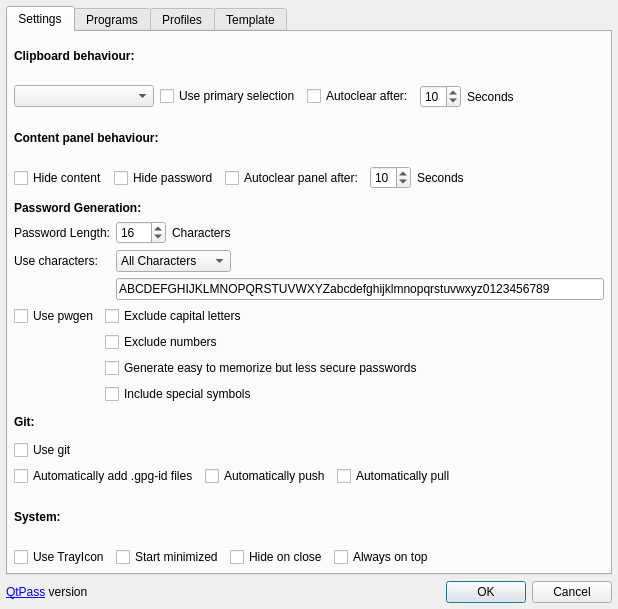
Before: the Qt Designer form src/configdialog.ui in IJHack/QtPass, drawn with Qt 5.
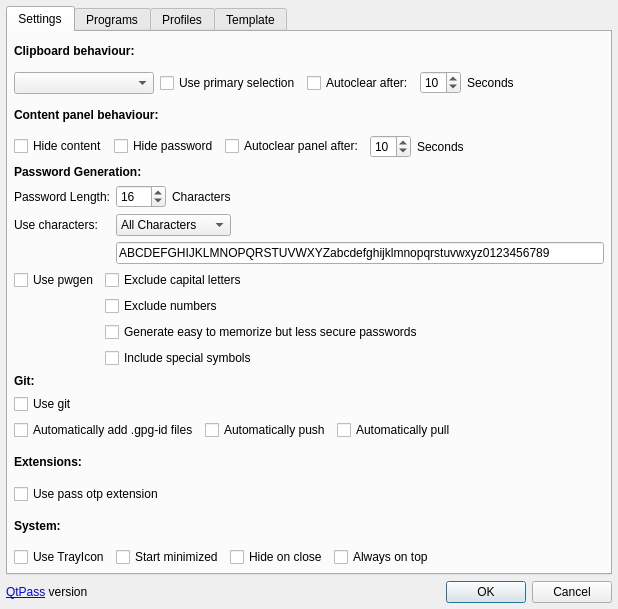
After: the same form once the commit is applied. Icons and pictures are not drawn.

Diff of the .ui file:
```diff
--- a/src/configdialog.ui
+++ b/src/configdialog.ui
@@ -502,6 +502,37 @@
          </item>
         </layout>
        </item>
+       <item>
+        <layout class="QVBoxLayout" name="Extensions">
+         <item>
+          <widget class="QLabel" name="label_3">
+           <property name="font">
+            <font>
+             <weight>75</weight>
+             <bold>true</bold>
+            </font>
+           </property>
+           <property name="text">
+            <string>Extensions:</string>
+           </property>
+          </widget>
+         </item>
+         <item>
+          <layout class="QHBoxLayout" name="horizontalLayout_9">
+           <item>
+            <widget class="QCheckBox" name="checkBoxUseOtp">
+             <property name="enabled">
+              <bool>true</bool>
+             </property>
+             <property name="text">
+              <string>Use pass otp extension</string>
+             </property>
+            </widget>
+           </item>
+          </layout>
+         </item>
+        </layout>
+       </item>
        <item>
         <layout class="QVBoxLayout" name="Layout_System">
          <property name="topMargin">
```
